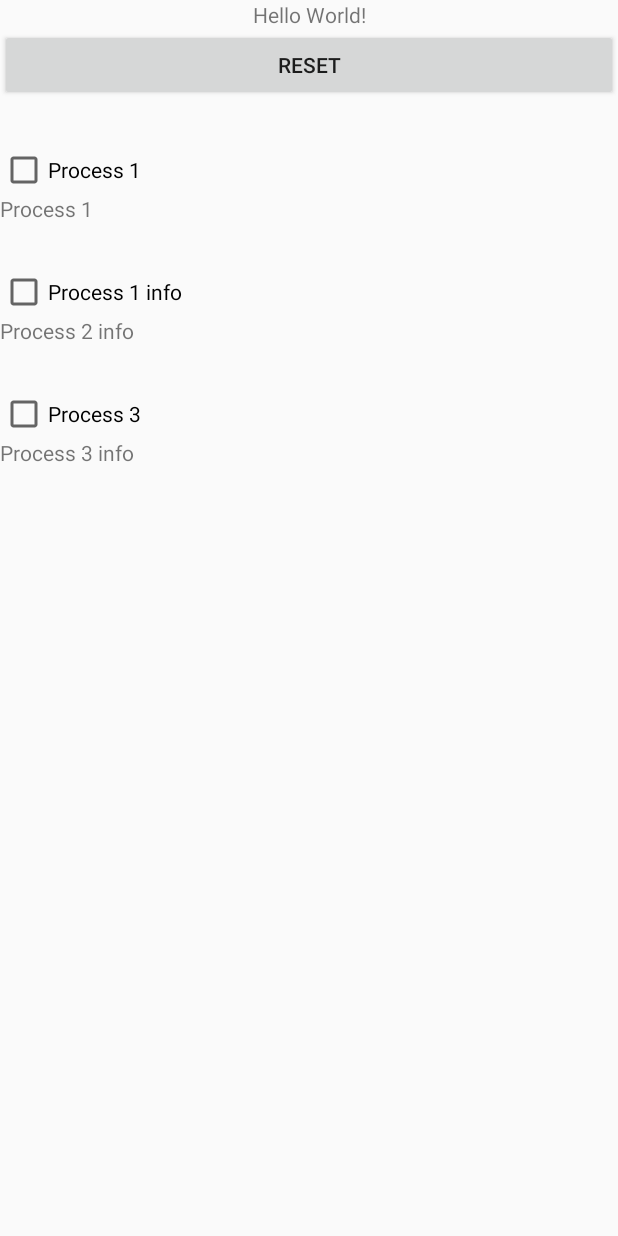
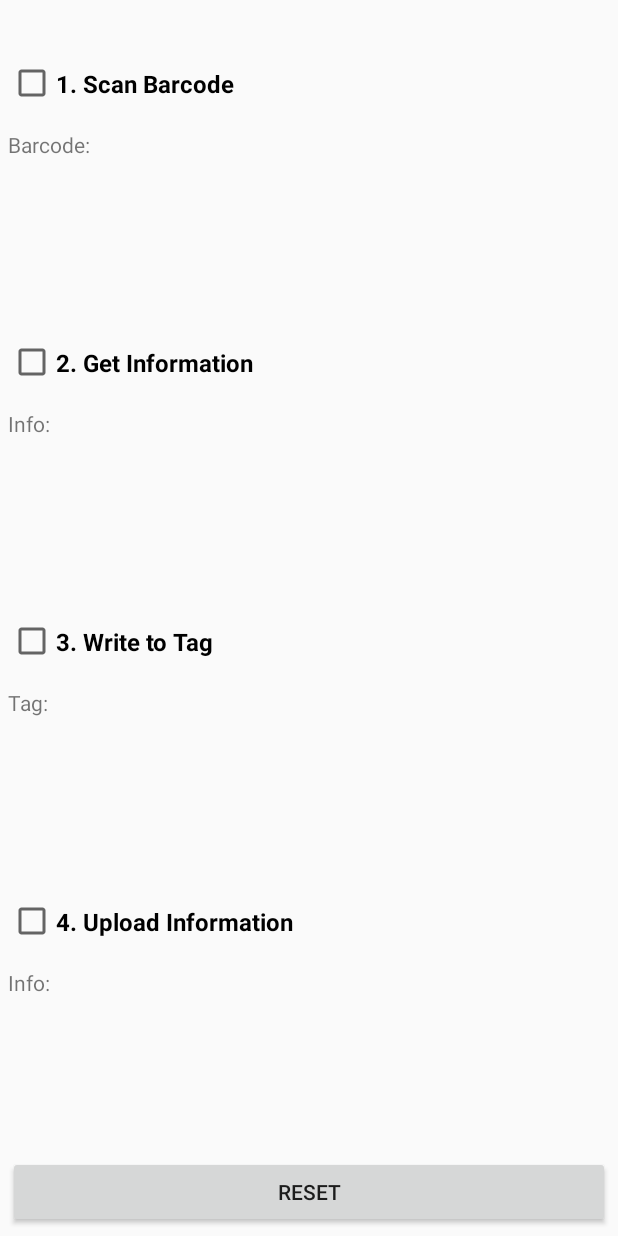
Before and after one commit to apecia-kenghzou/RFID-Barcode-Scanner, an Android app: the layout fragment_leftleft.xml on its own in the app's theme, with its tools: preview values and no code run, on a phone screen of 412 x 824 dp. Run offline under Robolectric (Android 15) with nearby library versions, the phone set to English and light mode, and no system bars.

Commit message:
update ui

```diff
--- a/app/src/main/java/com/uhf/uhfdemo/LeftLeftFragment.java
+++ b/app/src/main/java/com/uhf/uhfdemo/LeftLeftFragment.java
@@ -45,9 +45,9 @@ public class LeftLeftFragment extends BaseFragment implements View.OnClickListen
     private String takeTime;
 
     private String epc_to_store;
-    private TextView tag,TextProcess1,TextProcess2,TextProcess3;
+    private TextView tag,TextProcess1,TextProcess2,TextProcess3,TextProcess4;
 
-    private CheckBox checkBox1a,checkBox2,checkBox3;
+    private CheckBox checkBox1a,checkBox2,checkBox3,checkBox4;
     private Integer mode =0;
     // mode 0 == barcode
     // mode 1 == api
@@ -113,15 +113,22 @@ public class LeftLeftFragment extends BaseFragment implements View.OnClickListen
     public void onViewCreated(@NonNull View view, @Nullable Bundle savedInstanceState) {
         super.onViewCreated(view, savedInstanceState);
 
+
+        //TextProcess1.setText("Loading...")
         tag = view.findViewById(R.id.textTest);
         TextProcess1 = view.findViewById(R.id.TextProcess1);
         TextProcess2 = view.findViewById(R.id.TextProcess2);
         TextProcess3 = view.findViewById(R.id.TextProcess3);
+        TextProcess4 = view.findViewById(R.id.TextProcess4);
+
 
         //CheckBox1.setChecked(true)
         checkBox1a = view.findViewById(R.id.checkBox1);
         checkBox2 = view.findViewById(R.id.checkBox2);
         checkBox3 = view.findViewById(R.id.checkBox3);
+        checkBox4 = view.findViewById(R.id.checkBox4);
+
+
         //registerForContextMenu(view);
         Context context = requireContext();
         miScanInterface = new iScanInterface(context);
--- a/app/src/main/res/layout/fragment_leftleft.xml
+++ b/app/src/main/res/layout/fragment_leftleft.xml
@@ -4,80 +4,107 @@
     android:layout_width="match_parent"
     android:layout_height="match_parent"
     android:orientation="vertical"
-    tools:context=".LeftLeftFragment">
+    android:layout_margin="5dp"
+    tools:context=".LeftLeftFragment"
+    >
 
     <TextView
         android:id="@+id/textTest"
         android:layout_width="match_parent"
         android:layout_height="wrap_content"
-        android:text="Hello World!"
+        android:text=""
         android:textAlignment="center" />
+
+    <CheckBox
+        android:id="@+id/checkBox1"
+        android:layout_width="match_parent"
+        android:layout_height="0dp"
+        android:layout_weight="1"
+        android:checked="false"
+        android:clickable="false"
+        android:text="1. Scan Barcode"
+        android:textSize="16sp"
+        android:textStyle="bold"
+        tools:ignore="HardcodedText" />
+
+    <TextView
+        android:id="@+id/TextProcess1"
+        android:layout_width="match_parent"
+        android:layout_height="0dp"
+        android:layout_weight="2"
+        android:text="Barcode:"
+        tools:ignore="HardcodedText" />
+
+
+    <CheckBox
+        android:id="@+id/checkBox2"
+        android:layout_width="match_parent"
+        android:layout_height="0dp"
+        android:layout_weight="1"
+        android:checked="false"
+        android:clickable="false"
+        android:text="2. Get Information"
+        android:textSize="16sp"
+        android:textStyle="bold"
+        tools:ignore="HardcodedText" />
+
+    <TextView
+        android:id="@+id/TextProcess2"
+        android:layout_width="match_parent"
+        android:layout_height="0dp"
+        android:layout_weight="2"
+        android:text="Info:"
+        tools:ignore="HardcodedText" />
+
+
+    <CheckBox
+        android:id="@+id/checkBox3"
+        android:layout_width="match_parent"
+        android:layout_height="0dp"
+        android:layout_weight="1"
+        android:checked="false"
+        android:clickable="false"
+        android:text="3. Write to Tag"
+        android:textSize="16sp"
+        android:textStyle="bold"
+        tools:ignore="HardcodedText" />
+
+    <TextView
+        android:id="@+id/TextProcess3"
+        android:layout_width="match_parent"
+        android:layout_height="0dp"
+        android:layout_weight="2"
+        android:text="Tag:"
+        tools:ignore="HardcodedText" />
+
+
+    <CheckBox
+        android:id="@+id/checkBox4"
+        android:layout_width="match_parent"
+        android:layout_height="0dp"
+        android:layout_weight="1"
+        android:checked="false"
+        android:clickable="false"
+        android:text="4. Upload Information"
+        android:textSize="16sp"
+        android:textStyle="bold"
+        tools:ignore="HardcodedText" />
+
+    <TextView
+        android:id="@+id/TextProcess4"
+        android:layout_width="match_parent"
+        android:layout_height="0dp"
+        android:layout_weight="2"
+        android:text="Info:"
+        tools:ignore="HardcodedText" />
+
 
     <Button
         android:id="@+id/resetBtn"
         android:layout_width="match_parent"
         android:layout_height="wrap_content"
+        android:onClick="handleReset"
         android:text="Reset"
         tools:ignore="HardcodedText"
-        android:onClick="handleReset"/>
-
-    <Space
-        android:layout_width="match_parent"
-        android:layout_height="30dp" />
-
-    <CheckBox
-        android:id="@+id/checkBox1"
-        android:layout_width="match_parent"
-        android:layout_height="wrap_content"
-        android:checked="false"
-        android:clickable="false"
-        android:text="Process 1"
-        tools:ignore="HardcodedText" />
-
-    <TextView
-        android:id="@+id/TextProcess1"
-        android:layout_width="match_parent"
-        android:layout_height="wrap_content"
-        android:text="Process 1"
-        tools:ignore="HardcodedText"/>
-
-    <Space
-        android:layout_width="match_parent"
-        android:layout_height="30dp" />
-
-    <CheckBox
-        android:id="@+id/checkBox2"
-        android:layout_width="match_parent"
-        android:layout_height="wrap_content"
-        android:checked="false"
-        android:clickable="false"
-        android:text="Process 1 info"
-        tools:ignore="HardcodedText"/>
-
-    <TextView
-        android:id="@+id/TextProcess2"
-        android:layout_width="match_parent"
-        android:layout_height="wrap_content"
-        android:text="Process 2 info"
-        tools:ignore="HardcodedText"/>
-
-    <Space
-        android:layout_width="match_parent"
-        android:layout_height="30dp" />
-
-    <CheckBox
-        android:id="@+id/checkBox3"
-        android:layout_width="match_parent"
-        android:layout_height="wrap_content"
-        android:checked="false"
-        android:clickable="false"
-        android:text="Process 3"
-        tools:ignore="HardcodedText"/>
-
-    <TextView
-        android:id="@+id/TextProcess3"
-        android:layout_width="match_parent"
-        android:layout_height="wrap_content"
-        android:text="Process 3 info"
-        tools:ignore="HardcodedText"/>
+        android:layout_gravity="end"/>
 </LinearLayout>
```
